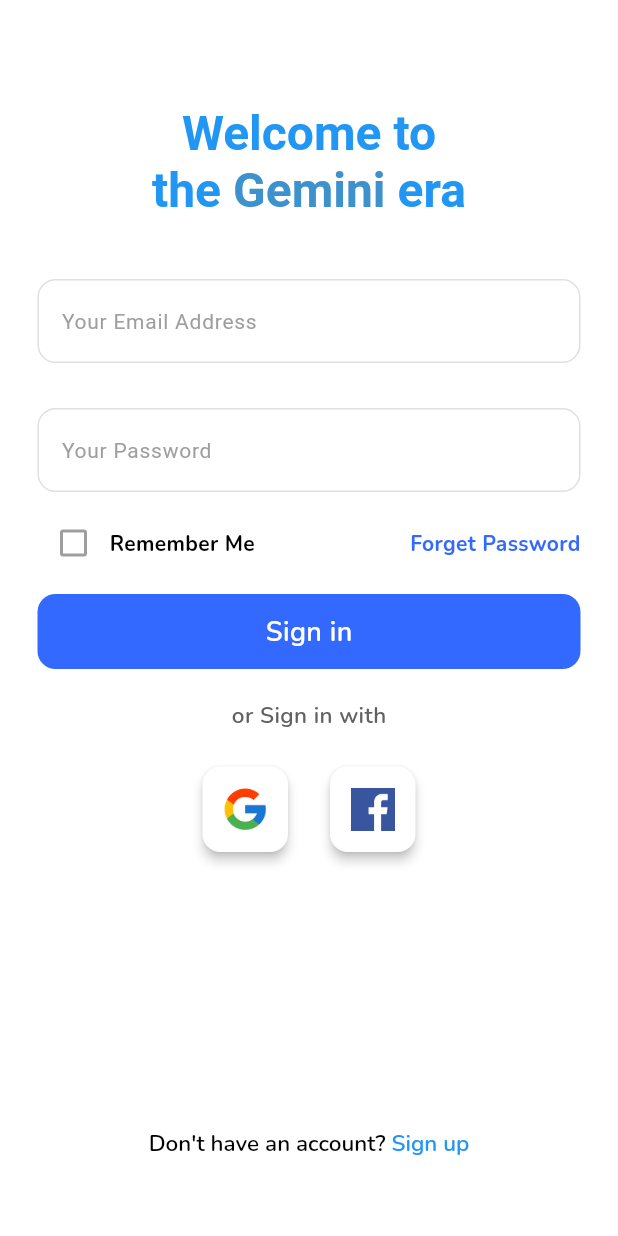
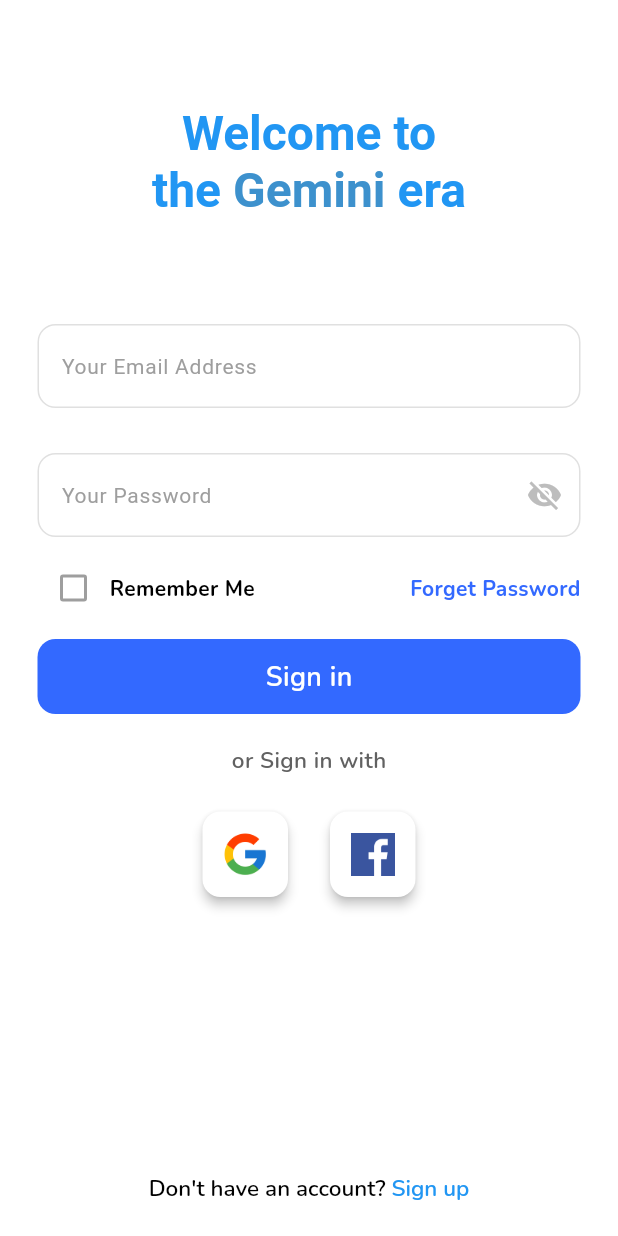
Before and after one commit to NOURINE-rgb/chat_bot_AI, a Flutter app: the screen it shows after launch, on a phone screen of 412 x 824 dp. Run offline on Flutter 3.47's test engine with Material 3 defaults, Android fonts, the phone set to English and light mode, and no system bars; our stand-ins replace flutter_gemini, google_fonts, image_picker.

Commit message:
solv the overflow error

```diff
--- a/lib/screens/auth_screen.dart
+++ b/lib/screens/auth_screen.dart
@@ -4,25 +4,27 @@ import 'package:flutter/gestures.dart';
 import 'package:flutter/material.dart';
 import 'package:google_fonts/google_fonts.dart';
 
-class AuthScreen extends StatelessWidget {
+class AuthScreen extends StatefulWidget {
   const AuthScreen({super.key});
+  @override
+  State<AuthScreen> createState() => _AuthScreenState();
+}
+
+class _AuthScreenState extends State<AuthScreen> {
+  bool visible = true;
+  String mode = "in";
   @override
   Widget build(BuildContext context) {
     print("this the build method it's here ...........**");
     final GlobalKey<FormState> formKey = GlobalKey<FormState>();
     return Scaffold(
+      resizeToAvoidBottomInset: true,
       backgroundColor: Colors.white,
       body: SafeArea(
-        child: LayoutBuilder(
-          builder: (context, constraints) => SingleChildScrollView(
+        child: SingleChildScrollView(
           padding:
               const EdgeInsets.only(top: 70, bottom: 50, right: 25, left: 25),
-            child: ConstrainedBox(
-              constraints: BoxConstraints(
-                maxHeight: constraints.maxHeight,
-              ),
-              child:
-               Column(
+          child: Column(
             children: [
               const AnimateText(
                   speed: 50,
@@ -36,7 +38,34 @@ class AuthScreen extends StatelessWidget {
                 key: formKey,
                 child: Column(
                   children: [
+                    if (mode == "up")
                       TextFormField(
+                        textCapitalization: TextCapitalization.words,
+                        decoration: InputDecoration(
+                          hintText: "Full name",
+                          hintStyle: TextStyle(
+                              color: Colors.grey.shade500, fontSize: 14),
+                          enabledBorder: OutlineInputBorder(
+                            borderRadius: const BorderRadius.all(
+                              Radius.circular(12),
+                            ),
+                            borderSide: BorderSide(
+                                color: Colors.grey[300]!), // Default border
+                          ),
+                          focusedBorder: const OutlineInputBorder(
+                            borderRadius: BorderRadius.all(
+                              Radius.circular(12),
+                            ),
+                            borderSide: BorderSide(
+                                color: Colors.blue, width: 1.5), // On focus
+                          ),
+                        ),
+                      ),
+                    const SizedBox(
+                      height: 30,
+                    ),
+                    TextFormField(
+                      keyboardType: TextInputType.emailAddress,
                       decoration: InputDecoration(
                         iconColor: Colors.grey[100],
                         hintText: "Your Email Address",
@@ -62,8 +91,20 @@ class AuthScreen extends StatelessWidget {
                       height: 30,
                     ),
                     TextFormField(
+                      obscureText: visible,
                       decoration: InputDecoration(
                         hintText: "Your Password",
+                        suffixIcon: InkWell(
+                          onTap: () {
+                            setState(() {
+                              visible = !visible;
+                            });
+                          },
+                          child: Icon(
+                            !visible ? Icons.visibility : Icons.visibility_off,
+                            color: Colors.grey[400],
+                          ),
+                        ),
                         hintStyle: TextStyle(
                             color: Colors.grey.shade500, fontSize: 14),
                         enabledBorder: OutlineInputBorder(
@@ -85,6 +126,7 @@ class AuthScreen extends StatelessWidget {
                     const SizedBox(
                       height: 10,
                     ),
+                    if (mode == "in")
                       Row(
                         mainAxisAlignment: MainAxisAlignment.start,
                         children: [
@@ -113,7 +155,7 @@ class AuthScreen extends StatelessWidget {
                         borderRadius: BorderRadius.circular(12),
                       ),
                       alignment: Alignment.center,
-                          child: myText("Sign in",
+                      child: myText("Sign $mode",
                           color: Colors.white,
                           size: 18,
                           weight: FontWeight.w600),
@@ -121,7 +163,7 @@ class AuthScreen extends StatelessWidget {
                   ],
                 ),
               ),
-                  myText("or Sign in with",
+              myText("or Sign $mode with",
                   color: Colors.grey.shade700,
                   size: 15,
                   weight: FontWeight.w600),
@@ -168,7 +210,9 @@ class AuthScreen extends StatelessWidget {
                 ],
               ),
               // const Spacer(),
-                  const SizedBox(height: 180,),
+              const SizedBox(
+                height: 180,
+              ),
               RichText(
                 text: TextSpan(
                   text: "Don't have an account? ",
@@ -178,11 +222,13 @@ class AuthScreen extends StatelessWidget {
                       color: Colors.black),
                   children: [
                     TextSpan(
-                          text: "Sign up",
+                      text: "Sign ${mode == "in" ? "up" : "in"}",
                       style: GoogleFonts.nunito(color: Colors.blue),
                       recognizer: TapGestureRecognizer()
                         ..onTap = () {
-                              print("sing up clickable ***********");
+                          setState(() {
+                            mode = (mode == "up") ? "in" : "up";
+                          });
                         },
                     ),
                   ],
@@ -192,8 +238,6 @@ class AuthScreen extends StatelessWidget {
           ),
         ),
       ),
-        ),
-      ),
     );
   }
 }
```
Lines whose indentation alone changed are shown as unchanged.
